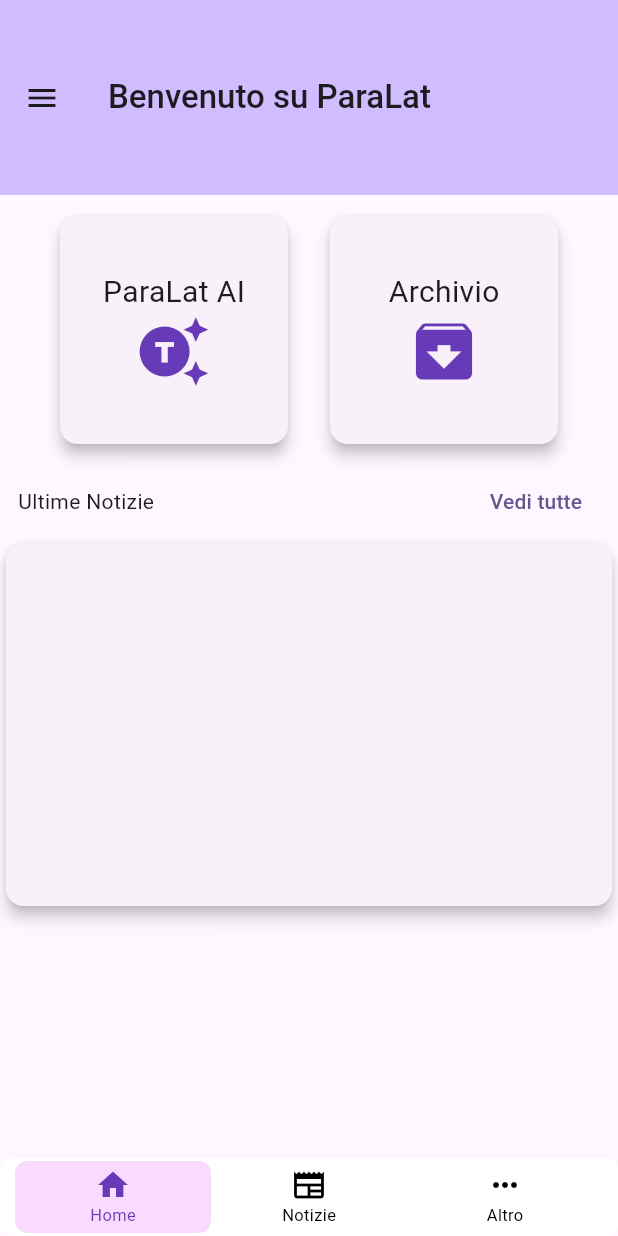
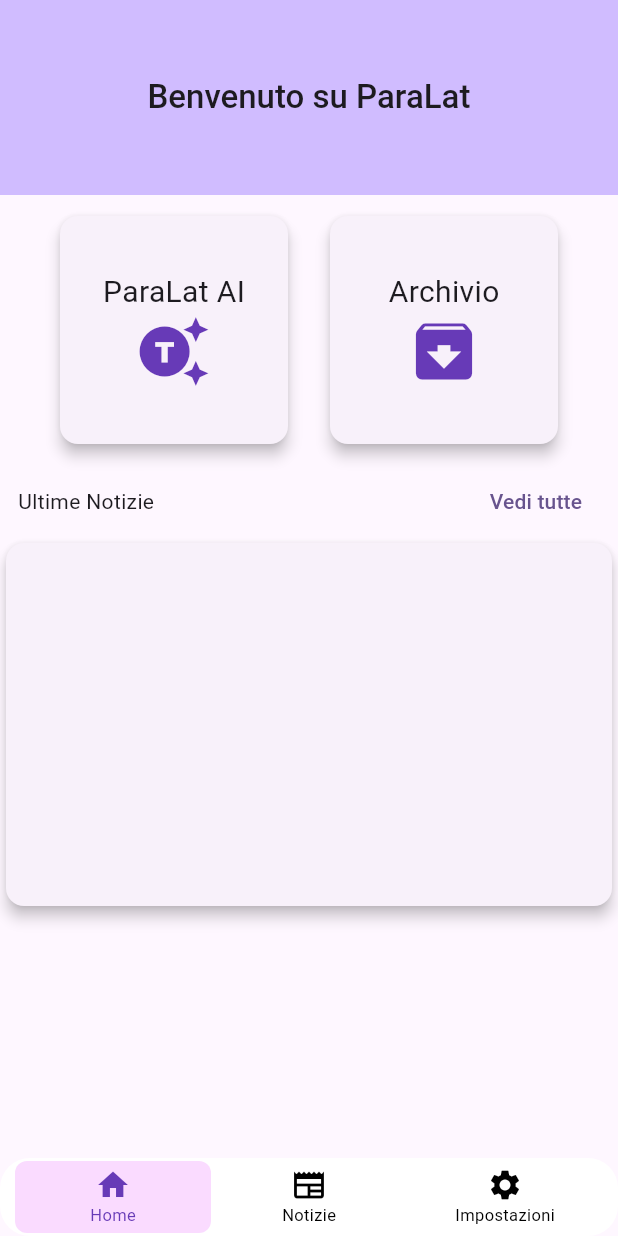
Before and after one commit to LoreBesT/ParaLat-project, a Flutter app: the screen it shows once a user with an empty profile is signed in, on a phone screen of 412 x 824 dp. Run offline on Flutter 3.47's test engine with Material 3 defaults, Android fonts, the phone set to English and light mode, and no system bars; drawn by our look-alikes of floating_bottom_navigation_bar; our stand-ins replace cloud_firestore, dio, firebase_auth, firebase_core, firebase_messaging, firebase_storage and 3 more; accounts and stored records are empty.

Commit message:
Modificata interfaccia grafica
Sostituito hamburger menu con bottomappbar. Fixati alcuni bug grafici. Sono tuttora presenti alcuni bug

```diff
--- /dev/null
+++ b/lib/Components/navfloatbar.dart
@@ -0,0 +1,43 @@
+import 'package:floating_bottom_navigation_bar/floating_bottom_navigation_bar.dart';
+import 'package:flutter/material.dart';
+
+class NavFloatBar extends StatefulWidget {
+  NavFloatBar({super.key, this.index, this.funzioni});
+  int? index;
+  List<Widget>? funzioni;
+
+  @override
+  State<NavFloatBar> createState() => _NavFloatBarState();
+}
+
+class _NavFloatBarState extends State<NavFloatBar> {
+  @override
+  Widget build(BuildContext context) {
+    return FloatingNavbar(
+      padding: EdgeInsets.all(2),
+      margin: EdgeInsets.symmetric(horizontal: 0, vertical: 0),
+      selectedItemColor: Colors.deepPurple,
+      backgroundColor: Colors.white,
+      unselectedItemColor: Colors.black,
+      selectedBackgroundColor: Color.fromARGB(255, 250, 219, 255),
+      elevation: 4,
+      borderRadius: 20,
+      // onTap: (int val) => setState(() => _index = val),
+      onTap: (int val) {
+        setState(() {
+          widget.index = val;
+        });
+        Navigator.push(
+          context,
+          MaterialPageRoute(builder: (context) => widget.funzioni![val]),
+        );
+      },
+      currentIndex: widget.index,
+      items: [
+        FloatingNavbarItem(icon: Icons.home, title: 'Home'),
+        FloatingNavbarItem(icon: Icons.newspaper, title: 'Notizie'),
+        FloatingNavbarItem(icon: Icons.settings, title: 'Impostazioni'),
+      ],
+    );
+  }
+}
--- a/lib/screens/HomePage.dart
+++ b/lib/screens/HomePage.dart
@@ -4,6 +4,7 @@ import 'package:flutter/material.dart';
 import 'package:paralat/Components/Drawer_buttons.dart';
 import 'package:paralat/Components/auth.dart';
 import 'package:paralat/Components/level_user.dart';
+import 'package:paralat/Components/navfloatbar.dart';
 import 'package:paralat/Components/space.dart';
 import 'package:paralat/screens/dettagli.dart';
 import 'package:paralat/screens/impostazioni_page.dart';
@@ -25,6 +26,8 @@ class HomePage extends StatefulWidget {
 }
 
 class _HomePageState extends State<HomePage> {
+  int _index = 0;
+  List<Widget> funzioni = [HomePage(), NewsPage(), ImpostazioniPage()];
   bool isFavorite = false;
   List<int> lista = [1, 2, 3, 4];
   int index = 1;
@@ -40,75 +43,12 @@ class _HomePageState extends State<HomePage> {
     String? initialLetters = Auth().getInitials(nomeUtente);
 
     return Scaffold(
-      drawer: Drawer(
-        child: Padding(
-          padding: const EdgeInsets.only(top: 80),
-          child: Column(
-            children: [
-              Chip(
-                label: Text(nomeUtente),
-                avatar: CircleAvatar(
-                  minRadius: 30,
-                  backgroundColor: Colors.green,
-                  child: Text(initialLetters),
-                ),
-                elevation: 30,
-              ),
-              Button(
-                  funzione: NewsPage(),
-                  icona: Icons.newspaper,
-                  testo: 'Notizie'),
-              if (verifiedUser == ofMember)
-                Button(
-                    funzione: ScadenzePage(),
-                    icona: Icons.warning_amber,
-                    testo: 'Scadenze'),
-              if (verifiedUser == ofMember)
-                Button(
-                    funzione: WorkPage(),
-                    icona: Icons.photo,
-                    testo: 'FotoBook'),
-              Button(
-                funzione: ImpostazioniPage(),
-                icona: Icons.settings,
-                testo: 'Impostazioni',
-              ),
-              SizedBox(
-                width: double.infinity,
-                child: ElevatedButton(
-                  style: const ButtonStyle(
-                    animationDuration: Duration(seconds: 1),
-                  ),
-                  onPressed: () {
-                    Auth().signOut(context);
-                  },
-                  child: Animate(
-                    effects: const [ScaleEffect()],
-                    child: const Row(
-                      children: [
-                        Icon(Icons.exit_to_app),
-                        SizedBox(width: 8),
-                        Text('Esci'),
-                      ],
-                    ),
-                  ),
-                ),
-              ),
-              const Expanded(
-                  child: Align(
-                      alignment: Alignment.bottomCenter,
-                      child: Text(
-                        'Versione 1.0.0\nMade by Lorenzo Della Bona',
-                        style: TextStyle(color: Colors.grey, fontSize: 12),
-                        textAlign: TextAlign.center,
-                      ))),
-            ],
-          ),
-        ),
-      ),
         appBar: AppBar(
-        title: Text(widget.title, style: TextStyle(fontWeight: FontWeight.w500)),
+          title:
+              Text(widget.title, style: TextStyle(fontWeight: FontWeight.w500)),
           toolbarHeight: 130,
+          centerTitle: true,
+          automaticallyImplyLeading: false,
         ),
         body: SingleChildScrollView(
           child: Column(
@@ -196,7 +136,8 @@ class _HomePageState extends State<HomePage> {
                 ],
               ),
               Padding(
-              padding: const EdgeInsets.only(top: 0, bottom: 0, left: 12, right: 12),
+                padding: const EdgeInsets.only(
+                    top: 0, bottom: 0, left: 12, right: 12),
                 child: Row(
                   children: [
                     Expanded(
@@ -227,17 +168,22 @@ class _HomePageState extends State<HomePage> {
                       children: [
                         StreamBuilder(
                           stream: FirebaseFirestore.instance
-                            .collection('news') // Usa il nome della tua collezione
+                              .collection(
+                                  'news') // Usa il nome della tua collezione
                               .orderBy('ora',
-                                descending: true) // Assicurati di avere un campo timestamp per ordinare
-                            .limit(5) // Limita i risultati agli ultimi 5 documenti
+                                  descending:
+                                      true) // Assicurati di avere un campo timestamp per ordinare
+                              .limit(
+                                  5) // Limita i risultati agli ultimi 5 documenti
                               .snapshots(),
-                        builder: (context, AsyncSnapshot<QuerySnapshot> snapshot) {
+                          builder:
+                              (context, AsyncSnapshot<QuerySnapshot> snapshot) {
                             if (!snapshot.hasData) {
                               return Center(child: CircularProgressIndicator());
                             }
 
                             return Column(
+                              mainAxisSize: MainAxisSize.min,
                               children: snapshot.data!.docs.map((doc) {
                                 var title = doc['title'];
                                 var body = doc['body'];
@@ -278,25 +224,10 @@ class _HomePageState extends State<HomePage> {
           ),
         ),
         extendBody: true,
-      bottomNavigationBar: FloatingNavbar(
-        padding: EdgeInsets.all(2),
-        margin: EdgeInsets.symmetric(horizontal: 0, vertical: 0),
-        selectedItemColor: Colors.deepPurple,
-        backgroundColor: Colors.white,
-        unselectedItemColor: Colors.black,
-        selectedBackgroundColor: Color.fromARGB(255, 250, 219, 255),
-        elevation: 4,
-        onTap: (int val) {
-          // returns tab id which is user tapped
-        },
-        currentIndex: 0,
-        items: [
-          FloatingNavbarItem(icon: Icons.home, title: 'Home'),
-          FloatingNavbarItem(icon: Icons.newspaper, title: 'Notizie'),
-          FloatingNavbarItem(icon: Icons.more_horiz, title: 'Altro'),
-        ],
-      ),
-    );
+        bottomNavigationBar: NavFloatBar(
+          index: _index,
+          funzioni: funzioni,
+        ));
   }
 
   @override
--- a/pubspec.yaml
+++ b/pubspec.yaml
@@ -41,7 +41,6 @@ dependencies:
   cloud_firestore: ^4.17.5
   firebase_storage: ^11.7.7
   path_provider: ^2.1.3
-  assets_audio_player: ^3.1.1
   firebase_messaging: ^14.9.4
   flutter_local_notifications: ^17.2.1+1
   open_file: ^3.3.2
```
Also changed, not shown: lib/Components/music_controller.dart (deleted, +0 -21 lines), lib/screens/impostazioni_page.dart (+49 -6 lines), lib/screens/news_page.dart (+17 -2 lines), lib/screens/reputazione_page.dart (+14 -0 lines), lib/screens/sub_page.dart (+15 -21 lines), pubspec.lock, 1 other file. Lines whose indentation alone changed are shown as unchanged.
